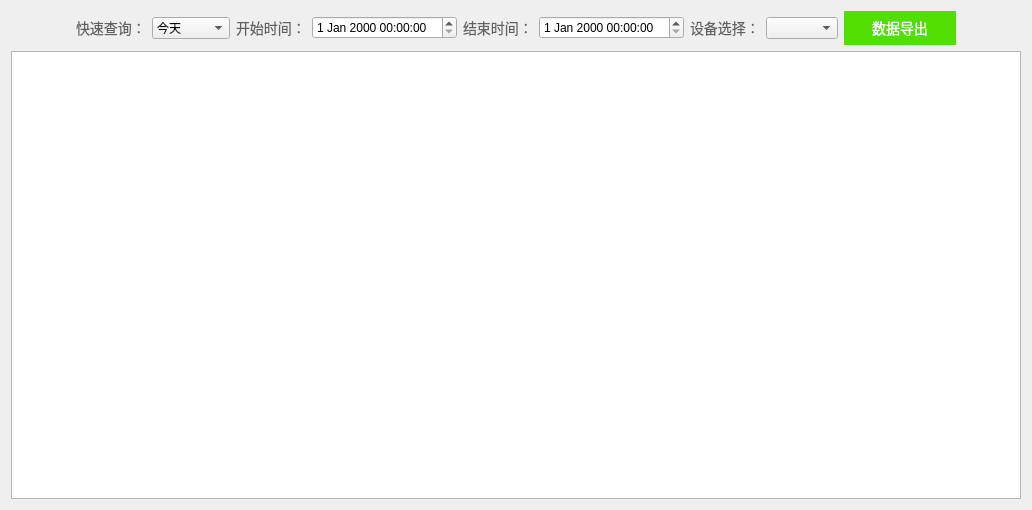
First picture: the form in DeviceLog/CommunicationLogs/communicationlogs.ui, repository Hccccc1/MOH_viewer, before the edit.
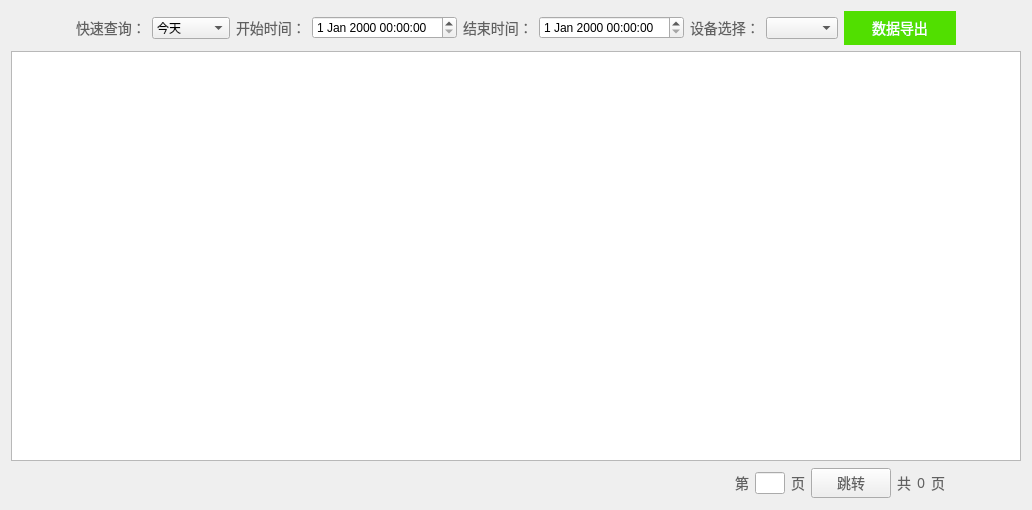
Second picture: the form after the edit. Icons and pictures are not drawn.

Patch:
```diff
--- a/DeviceLog/CommunicationLogs/communicationlogs.ui
+++ b/DeviceLog/CommunicationLogs/communicationlogs.ui
@@ -171,9 +171,190 @@
      </item>
     </layout>
    </item>
-   <item row="2" column="0">
+   <item row="1" column="0">
     <widget class="QTableView" name="tableView"/>
    </item>
+   <item row="2" column="0">
+    <layout class="QHBoxLayout" name="horizontalLayout">
+     <item>
+      <spacer name="horizontalSpacer_3">
+       <property name="orientation">
+        <enum>Qt::Horizontal</enum>
+       </property>
+       <property name="sizeHint" stdset="0">
+        <size>
+         <width>40</width>
+         <height>20</height>
+        </size>
+       </property>
+      </spacer>
+     </item>
+     <item>
+      <widget class="QPushButton" name="move_to_first">
+       <property name="styleSheet">
+        <string notr="true">QPushButton {border:0px;width:32px;height:32px;image: url(:/double_arrow_left.png);}</string>
+       </property>
+       <property name="text">
+        <string/>
+       </property>
+      </widget>
+     </item>
+     <item>
+      <widget class="QPushButton" name="last_page">
+       <property name="styleSheet">
+        <string notr="true">QPushButton {border:0px;width:32px;height:32px;image: url(:/arrow_left.png);}</string>
+       </property>
+       <property name="text">
+        <string/>
+       </property>
+      </widget>
+     </item>
+     <item>
+      <widget class="QLabel" name="label">
+       <property name="maximumSize">
+        <size>
+         <width>30</width>
+         <height>16777215</height>
+        </size>
+       </property>
+       <property name="styleSheet">
+        <string notr="true">QLabel {
+font-size:14px;
+font-family:PingFang SC;
+font-weight:300;
+line-height:44px;
+color:rgba(97,97,97,1);
+}</string>
+       </property>
+       <property name="text">
+        <string>第</string>
+       </property>
+      </widget>
+     </item>
+     <item>
+      <widget class="QLineEdit" name="jump_to_page">
+       <property name="minimumSize">
+        <size>
+         <width>0</width>
+         <height>0</height>
+        </size>
+       </property>
+       <property name="maximumSize">
+        <size>
+         <width>30</width>
+         <height>16777215</height>
+        </size>
+       </property>
+      </widget>
+     </item>
+     <item>
+      <widget class="QLabel" name="label_2">
+       <property name="maximumSize">
+        <size>
+         <width>30</width>
+         <height>16777215</height>
+        </size>
+       </property>
+       <property name="styleSheet">
+        <string notr="true">QLabel {
+font-size:14px;
+font-family:PingFang SC;
+font-weight:300;
+line-height:44px;
+color:rgba(97,97,97,1);
+}</string>
+       </property>
+       <property name="text">
+        <string>页</string>
+       </property>
+      </widget>
+     </item>
+     <item>
+      <widget class="QPushButton" name="jump_to_page_btn">
+       <property name="styleSheet">
+        <string notr="true">QPushButton {
+font-size:14px;
+font-family:PingFang SC;
+font-weight:300;
+line-height:44px;
+color:rgba(97,97,97,1);
+}</string>
+       </property>
+       <property name="text">
+        <string>跳转</string>
+       </property>
+      </widget>
+     </item>
+     <item>
+      <widget class="QLabel" name="label_7">
+       <property name="styleSheet">
+        <string notr="true">QLabel {
+font-size:14px;
+font-family:PingFang SC;
+font-weight:300;
+line-height:44px;
+color:rgba(97,97,97,1);
+}</string>
+       </property>
+       <property name="text">
+        <string>共</string>
+       </property>
+      </widget>
+     </item>
+     <item>
+      <widget class="QLabel" name="total_num_pages">
+       <property name="styleSheet">
+        <string notr="true">QLabel {
+font-size:14px;
+font-family:PingFang SC;
+font-weight:300;
+line-height:44px;
+color:rgba(97,97,97,1);
+}</string>
+       </property>
+       <property name="text">
+        <string>0</string>
+       </property>
+      </widget>
+     </item>
+     <item>
+      <widget class="QLabel" name="label_8">
+       <property name="styleSheet">
+        <string notr="true">QLabel {
+font-size:14px;
+font-family:PingFang SC;
+font-weight:300;
+line-height:44px;
+color:rgba(97,97,97,1);
+}</string>
+       </property>
+       <property name="text">
+        <string>页</string>
+       </property>
+      </widget>
+     </item>
+     <item>
+      <widget class="QPushButton" name="next_page">
+       <property name="styleSheet">
+        <string notr="true">QPushButton {border:0px;width:32px;height:32px;image: url(:/arrow_right.png);}</string>
+       </property>
+       <property name="text">
+        <string/>
+       </property>
+      </widget>
+     </item>
+     <item>
+      <widget class="QPushButton" name="move_to_last">
+       <property name="styleSheet">
+        <string notr="true">QPushButton {border:0px;width:32px;height:32px;image: url(:/double_arrow_right.png);}</string>
+       </property>
+       <property name="text">
+        <string/>
+       </property>
+      </widget>
+     </item>
+    </layout>
+   </item>
   </layout>
  </widget>
  <resources/>
```
